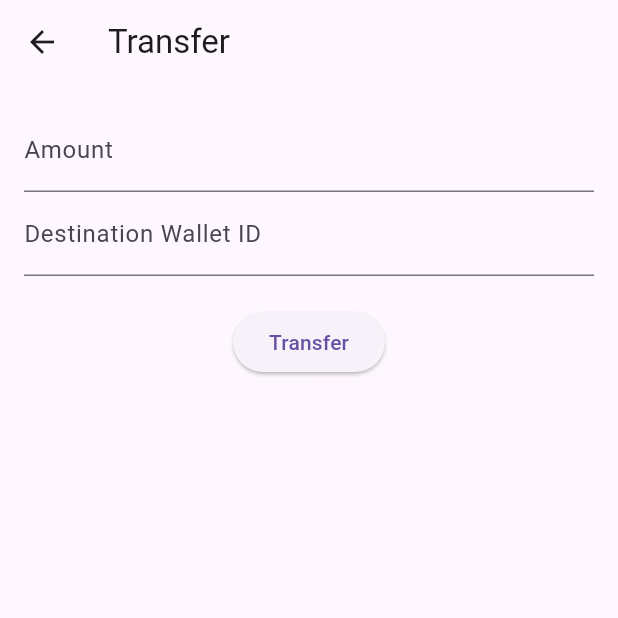
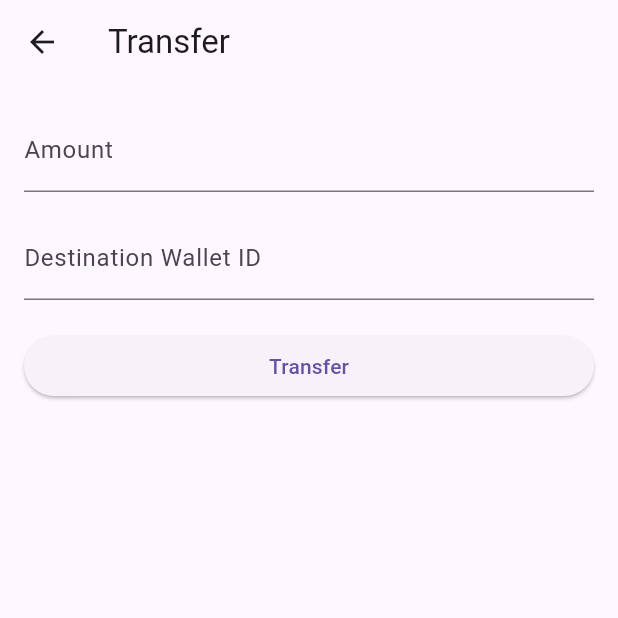
Before and after one commit to rootcreator/Flutter-FE-Wallet, a Flutter app: the TransferScreen screen opened by its route, on a phone screen of 412 x 824 dp, the top half of it. Run offline on Flutter 3.47's test engine with Material 3 defaults, Android fonts, the phone set to English and light mode, and no system bars; our stand-ins replace dio, flutter_secure_storage; accounts and stored records are empty.

Commit message:
Update transfer.dart
v.1

```diff
--- a/lib/screens/transfer.dart
+++ b/lib/screens/transfer.dart
@@ -2,9 +2,16 @@ import 'package:flutter/material.dart';
 import 'package:provider/provider.dart';
 import '../providers/wallet_provider.dart';
 
-class TransferScreen extends StatelessWidget {
+class TransferScreen extends StatefulWidget {
+  @override
+  _TransferScreenState createState() => _TransferScreenState();
+}
+
+class _TransferScreenState extends State<TransferScreen> {
   final TextEditingController _amountController = TextEditingController();
   final TextEditingController _destinationIdController = TextEditingController();
+  bool _isLoading = false;
+  final _formKey = GlobalKey<FormState>();
 
   @override
   Widget build(BuildContext context) {
@@ -14,23 +21,51 @@ class TransferScreen extends StatelessWidget {
       appBar: AppBar(title: Text("Transfer")),
       body: Padding(
         padding: const EdgeInsets.all(16.0),
+        child: Form(
+          key: _formKey,
           child: Column(
+            crossAxisAlignment: CrossAxisAlignment.stretch,
             children: [
-            TextField(
+              TextFormField(
                 controller: _amountController,
                 decoration: InputDecoration(labelText: "Amount"),
                 keyboardType: TextInputType.number,
+                validator: (value) {
+                  if (value == null || value.isEmpty) {
+                    return 'Please enter an amount';
+                  }
+                  final amount = double.tryParse(value);
+                  if (amount == null || amount <= 0) {
+                    return 'Please enter a valid amount greater than 0';
+                  }
+                  return null;
+                },
               ),
-            TextField(
+              SizedBox(height: 16),
+              TextFormField(
                 controller: _destinationIdController,
                 decoration: InputDecoration(labelText: "Destination Wallet ID"),
+                validator: (value) {
+                  if (value == null || value.isEmpty) {
+                    return 'Please enter a destination wallet ID';
+                  }
+                  return null;
+                },
               ),
               SizedBox(height: 20),
-            ElevatedButton(
+              _isLoading
+                  ? Center(child: CircularProgressIndicator())
+                  : ElevatedButton(
                       onPressed: () async {
-                double amount = double.tryParse(_amountController.text) ?? 0.0;
+                        if (_formKey.currentState?.validate() ?? false) {
+                          setState(() {
+                            _isLoading = true;
+                          });
+
+                          double amount = double.parse(_amountController.text);
                           String destinationWalletId = _destinationIdController.text;
                           bool success = await walletProvider.transfer(amount, destinationWalletId);
+
                           if (success) {
                             ScaffoldMessenger.of(context).showSnackBar(
                               SnackBar(content: Text("Transfer successful")),
@@ -40,12 +75,18 @@ class TransferScreen extends StatelessWidget {
                               SnackBar(content: Text("Transfer failed")),
                             );
                           }
+
+                          setState(() {
+                            _isLoading = false;
+                          });
+                        }
                       },
                       child: Text("Transfer"),
                     ),
             ],
           ),
         ),
+      ),
     );
   }
 }
```
Lines whose indentation alone changed are shown as unchanged.
